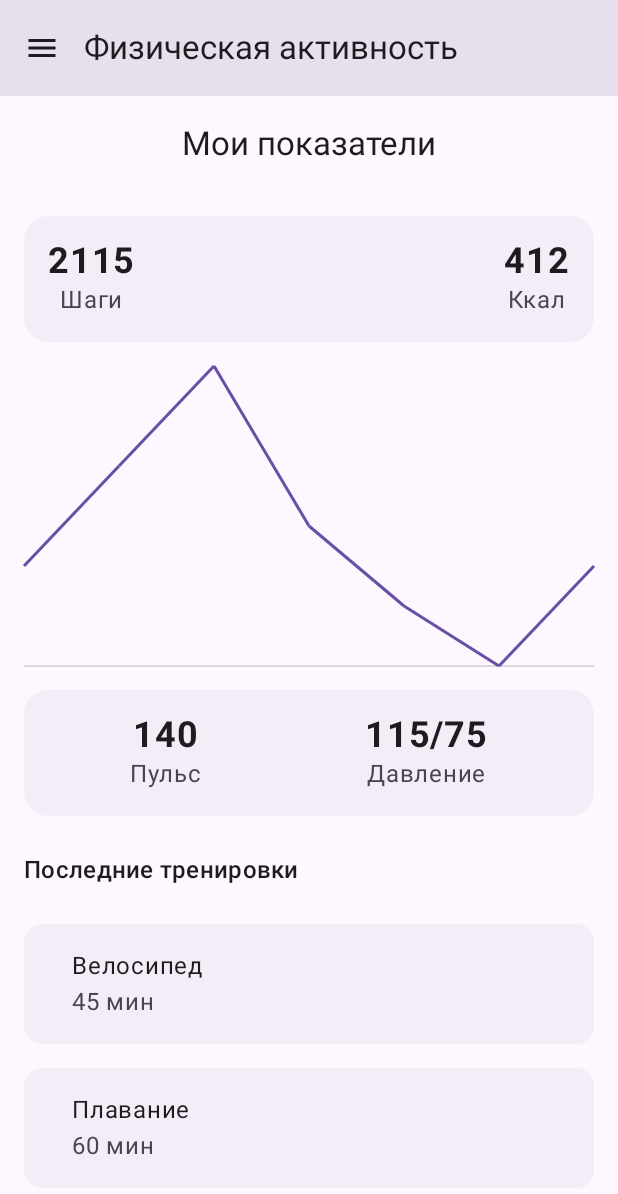
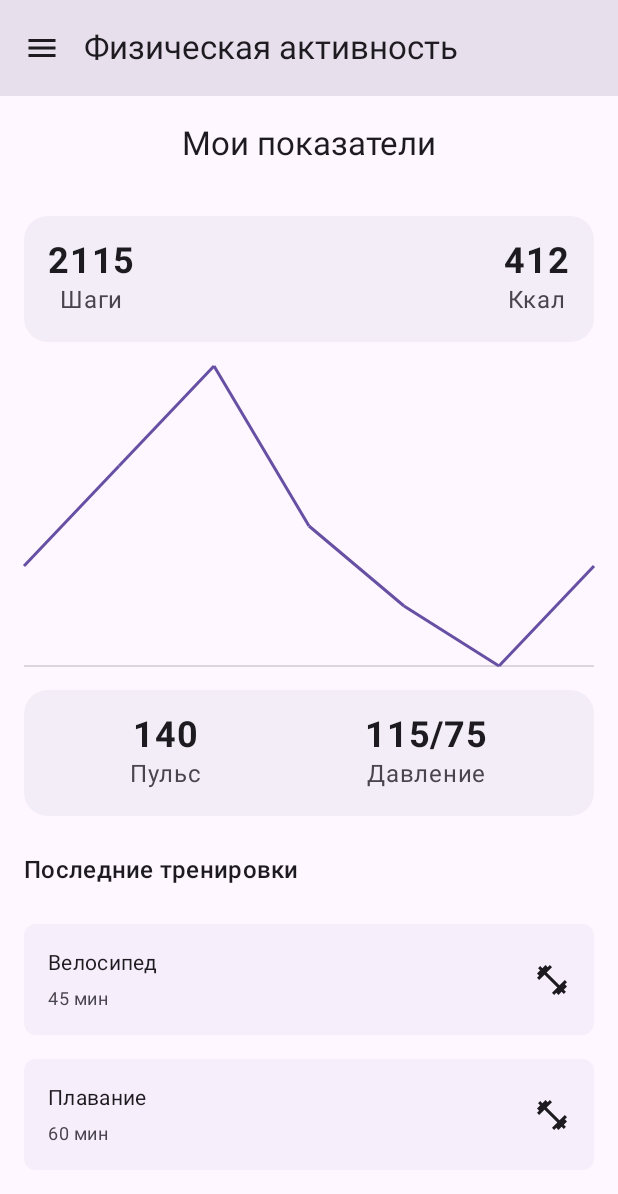
Before and after one commit to foliageh/zozh-mobile, an Android app built with Jetpack Compose: the HealthDashboardScreen screen opened through its navigation route, on a phone screen of 412 x 824 dp. Shown: the top 1194 px of the screen. Run offline under Robolectric (Android 15) with nearby library versions, the phone set to English and light mode, and no system bars.

Commit message:
new style

```diff
--- a/app/src/main/java/com/rmpteam/zozh/ui/physicalActivity/HealthDashboardScreen.kt
+++ b/app/src/main/java/com/rmpteam/zozh/ui/physicalActivity/HealthDashboardScreen.kt
@@ -4,10 +4,13 @@ import android.os.Bundle
 import androidx.activity.ComponentActivity
 import androidx.activity.compose.setContent
 import androidx.compose.foundation.Canvas
+import androidx.compose.foundation.clickable
 import androidx.compose.foundation.layout.*
 import androidx.compose.foundation.lazy.LazyColumn
 import androidx.compose.foundation.lazy.items
 import androidx.compose.foundation.shape.RoundedCornerShape
+import androidx.compose.material.icons.Icons
+import androidx.compose.material.icons.filled.FitnessCenter
 import androidx.compose.material3.*
 import androidx.compose.material3.ExperimentalMaterial3Api
 import androidx.compose.runtime.*
@@ -16,6 +19,7 @@ import androidx.compose.ui.Modifier
 import androidx.compose.ui.geometry.Offset
 import androidx.compose.ui.graphics.Color
 import androidx.compose.ui.text.font.FontWeight
+import androidx.compose.ui.text.style.TextOverflow
 import androidx.compose.ui.tooling.preview.Preview
 import androidx.compose.ui.unit.dp
 import androidx.compose.ui.unit.sp
@@ -131,7 +135,6 @@ fun LineChart(data: List<Int>, modifier: Modifier = Modifier) {
         val spacePerPoint = size.width / (data.size - 1)
         val heightRatio = size.height / (maxValue - minValue)
 
-        // Draw grid
         drawLine(
             color = Color.Gray.copy(alpha = 0.3f),
             start = Offset(0f, size.height),
@@ -139,7 +142,6 @@ fun LineChart(data: List<Int>, modifier: Modifier = Modifier) {
             strokeWidth = 2f
         )
 
-        // Draw line
         val points = data.mapIndexed { index, value ->
             Offset(
                 x = index * spacePerPoint,
@@ -186,25 +188,46 @@ fun HeartRateBloodPressureCard(heartRate: Int, bloodPressure: String) {
 
 @Composable
 fun WorkoutItem(workout: Workout) {
-    Card(
-        shape = RoundedCornerShape(12.dp),
-        colors = CardDefaults.cardColors(containerColor = MaterialTheme.colorScheme.surfaceContainer)
+    Surface(
+        shape = MaterialTheme.shapes.small,
+        color = MaterialTheme.colorScheme.surface,
+        tonalElevation = 1.dp,
+        modifier = Modifier
+            .fillMaxWidth()
+            .clickable { /* Обработка клика */ }
     ) {
         Row(
             modifier = Modifier
                 .fillMaxWidth()
                 .padding(16.dp),
-            verticalAlignment = Alignment.CenterVertically
+            verticalAlignment = Alignment.CenterVertically,
         ) {
-            Spacer(modifier = Modifier.width(16.dp))
-            Column(modifier = Modifier.weight(1f)) {
+            Column(
+                modifier = Modifier.weight(4.5f),
+                verticalArrangement = Arrangement.spacedBy(2.dp)
+            ) {
+
                 Text(
                     text = workout.type,
-                    style = MaterialTheme.typography.bodyLarge
+                    maxLines = 1,
+                    overflow = TextOverflow.Ellipsis,
+                    style = MaterialTheme.typography.bodyMedium
                 )
+                Spacer(modifier = Modifier.height(2.dp))
                 Text(
                     text = workout.duration,
+                    style = MaterialTheme.typography.bodySmall,
                     color = MaterialTheme.colorScheme.onSurfaceVariant
+                )
+            }
+            Column(
+                modifier = Modifier.weight(1.2f),
+                verticalArrangement = Arrangement.spacedBy(2.dp)
+            ) {
+                Icon(
+                    imageVector = Icons.Default.FitnessCenter,
+                    contentDescription = null,
+                    modifier = Modifier.align(Alignment.End)
                 )
             }
         }
@@ -214,7 +237,6 @@ fun WorkoutItem(workout: Workout) {
 data class Workout(
     val type: String,
     val duration: String,
-    //val icon: Int
 )
 
 @Preview(showBackground = true)
```
